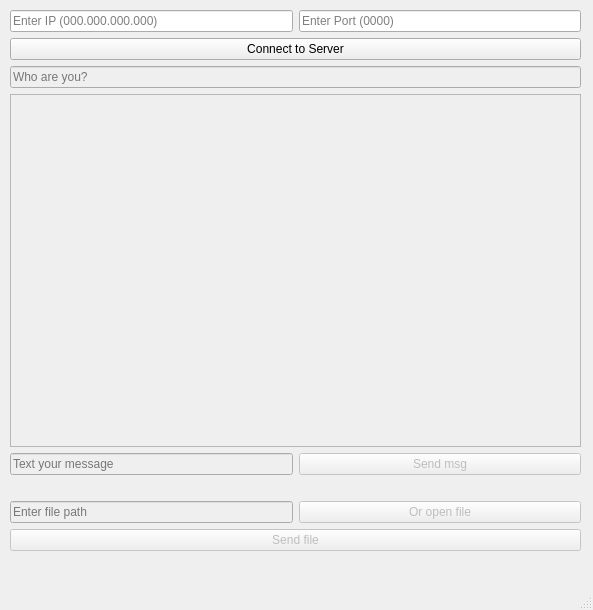
The window that practiceClient/mainwindow.ui (sdedge/productionPractice) describes before a commit, drawn with Qt 5.
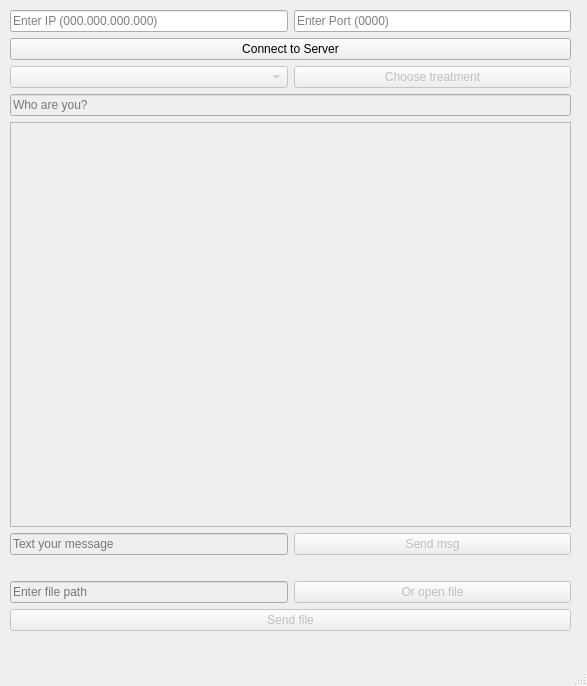
The same window after the commit.

Patch:
```diff
--- a/practiceClient/mainwindow.ui
+++ b/practiceClient/mainwindow.ui
@@ -6,8 +6,8 @@
    <rect>
     <x>0</x>
     <y>0</y>
-    <width>593</width>
-    <height>610</height>
+    <width>587</width>
+    <height>686</height>
    </rect>
   </property>
   <property name="windowTitle">
@@ -22,21 +22,11 @@
      <rect>
       <x>10</x>
       <y>10</y>
-      <width>571</width>
-      <height>541</height>
+      <width>561</width>
+      <height>621</height>
      </rect>
     </property>
     <layout class="QGridLayout" name="gridLayout">
-     <item row="1" column="0" colspan="2">
-      <widget class="QPushButton" name="connectToServerPushButton">
-       <property name="enabled">
-        <bool>true</bool>
-       </property>
-       <property name="text">
-        <string>Connect to Server</string>
-       </property>
-      </widget>
-     </item>
      <item row="0" column="0">
       <widget class="QLineEdit" name="IPLineEdit">
        <property name="maxLength">
@@ -47,24 +37,7 @@
        </property>
       </widget>
      </item>
-     <item row="4" column="1">
-      <widget class="QPushButton" name="sendMsgPushButton">
-       <property name="enabled">
-        <bool>false</bool>
-       </property>
-       <property name="text">
-        <string>Send msg</string>
-       </property>
-      </widget>
-     </item>
-     <item row="3" column="0" colspan="2">
-      <widget class="QTextBrowser" name="textBrowser">
-       <property name="enabled">
-        <bool>false</bool>
-       </property>
-      </widget>
-     </item>
-     <item row="8" column="0" colspan="2">
+     <item row="9" column="0" colspan="2">
       <widget class="QPushButton" name="sendFilePushButton">
        <property name="enabled">
         <bool>false</bool>
@@ -74,27 +47,7 @@
        </property>
       </widget>
      </item>
-     <item row="7" column="1">
-      <widget class="QPushButton" name="openFilePushButton">
-       <property name="enabled">
-        <bool>false</bool>
-       </property>
-       <property name="text">
-        <string>Or open file</string>
-       </property>
-      </widget>
-     </item>
-     <item row="0" column="1">
-      <widget class="QLineEdit" name="PortLineEdit">
-       <property name="maxLength">
-        <number>4</number>
-       </property>
-       <property name="placeholderText">
-        <string>Enter Port (0000)</string>
-       </property>
-      </widget>
-     </item>
-     <item row="7" column="0">
+     <item row="8" column="0">
       <widget class="QLineEdit" name="filePathLineEdit">
        <property name="enabled">
         <bool>false</bool>
@@ -104,27 +57,7 @@
        </property>
       </widget>
      </item>
-     <item row="4" column="0">
-      <widget class="QLineEdit" name="lineEdit">
-       <property name="enabled">
-        <bool>false</bool>
-       </property>
-       <property name="placeholderText">
-        <string>Text your message</string>
-       </property>
-      </widget>
-     </item>
-     <item row="2" column="0" colspan="2">
-      <widget class="QLineEdit" name="callMeLineEdit">
-       <property name="enabled">
-        <bool>false</bool>
-       </property>
-       <property name="placeholderText">
-        <string>Who are you?</string>
-       </property>
-      </widget>
-     </item>
-     <item row="6" column="0" colspan="2">
+     <item row="7" column="0" colspan="2">
       <widget class="QLabel" name="filePathLabel">
        <property name="text">
         <string/>
@@ -137,6 +70,90 @@
        </property>
       </widget>
      </item>
+     <item row="4" column="0" colspan="2">
+      <widget class="QTextBrowser" name="textBrowser">
+       <property name="enabled">
+        <bool>false</bool>
+       </property>
+      </widget>
+     </item>
+     <item row="5" column="0">
+      <widget class="QLineEdit" name="lineEdit">
+       <property name="enabled">
+        <bool>false</bool>
+       </property>
+       <property name="placeholderText">
+        <string>Text your message</string>
+       </property>
+      </widget>
+     </item>
+     <item row="0" column="1">
+      <widget class="QLineEdit" name="PortLineEdit">
+       <property name="maxLength">
+        <number>4</number>
+       </property>
+       <property name="placeholderText">
+        <string>Enter Port (0000)</string>
+       </property>
+      </widget>
+     </item>
+     <item row="5" column="1">
+      <widget class="QPushButton" name="sendMsgPushButton">
+       <property name="enabled">
+        <bool>false</bool>
+       </property>
+       <property name="text">
+        <string>Send msg</string>
+       </property>
+      </widget>
+     </item>
+     <item row="3" column="0" colspan="2">
+      <widget class="QLineEdit" name="callMeLineEdit">
+       <property name="enabled">
+        <bool>false</bool>
+       </property>
+       <property name="placeholderText">
+        <string>Who are you?</string>
+       </property>
+      </widget>
+     </item>
+     <item row="8" column="1">
+      <widget class="QPushButton" name="openFilePushButton">
+       <property name="enabled">
+        <bool>false</bool>
+       </property>
+       <property name="text">
+        <string>Or open file</string>
+       </property>
+      </widget>
+     </item>
+     <item row="1" column="0" colspan="2">
+      <widget class="QPushButton" name="connectToServerPushButton">
+       <property name="enabled">
+        <bool>true</bool>
+       </property>
+       <property name="text">
+        <string>Connect to Server</string>
+       </property>
+      </widget>
+     </item>
+     <item row="2" column="0">
+      <widget class="QComboBox" name="chooseTreatmentComboBox">
+       <property name="enabled">
+        <bool>false</bool>
+       </property>
+      </widget>
+     </item>
+     <item row="2" column="1">
+      <widget class="QPushButton" name="chooseTreatmentPushButton">
+       <property name="enabled">
+        <bool>false</bool>
+       </property>
+       <property name="text">
+        <string>Choose treatment</string>
+       </property>
+      </widget>
+     </item>
     </layout>
    </widget>
   </widget>
@@ -145,7 +162,7 @@
     <rect>
      <x>0</x>
      <y>0</y>
-     <width>593</width>
+     <width>587</width>
      <height>25</height>
     </rect>
    </property>
```
